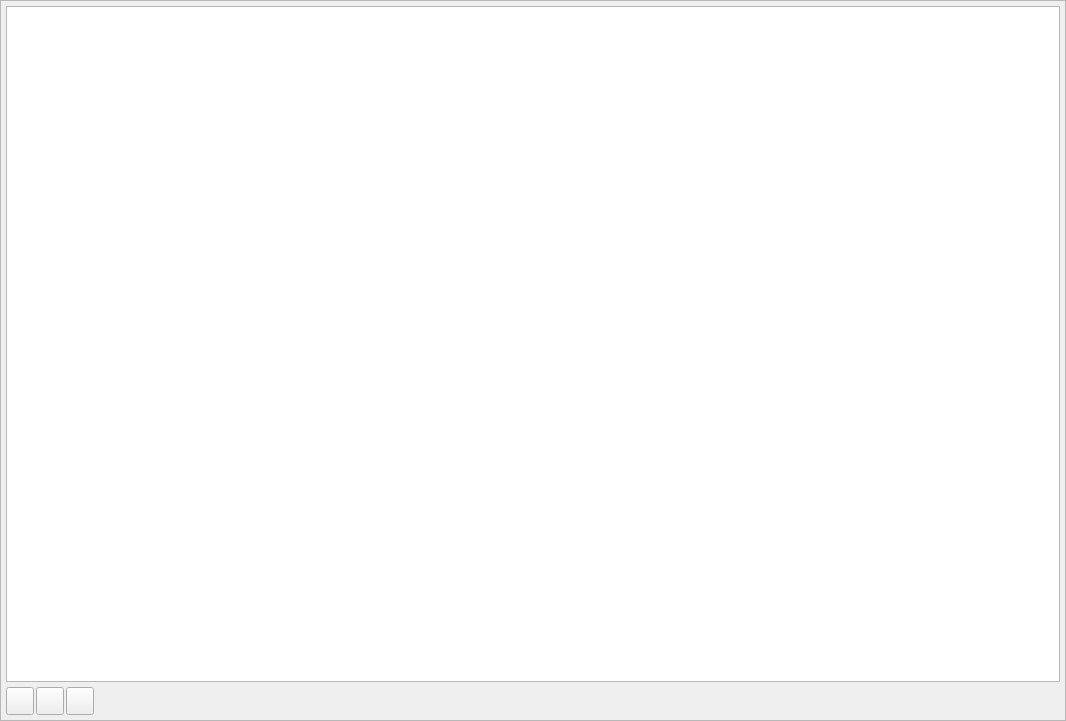
The window that App/ui_files/log_widget.ui (Wizard-collab/Wizard) describes before a commit, drawn with Qt 5.
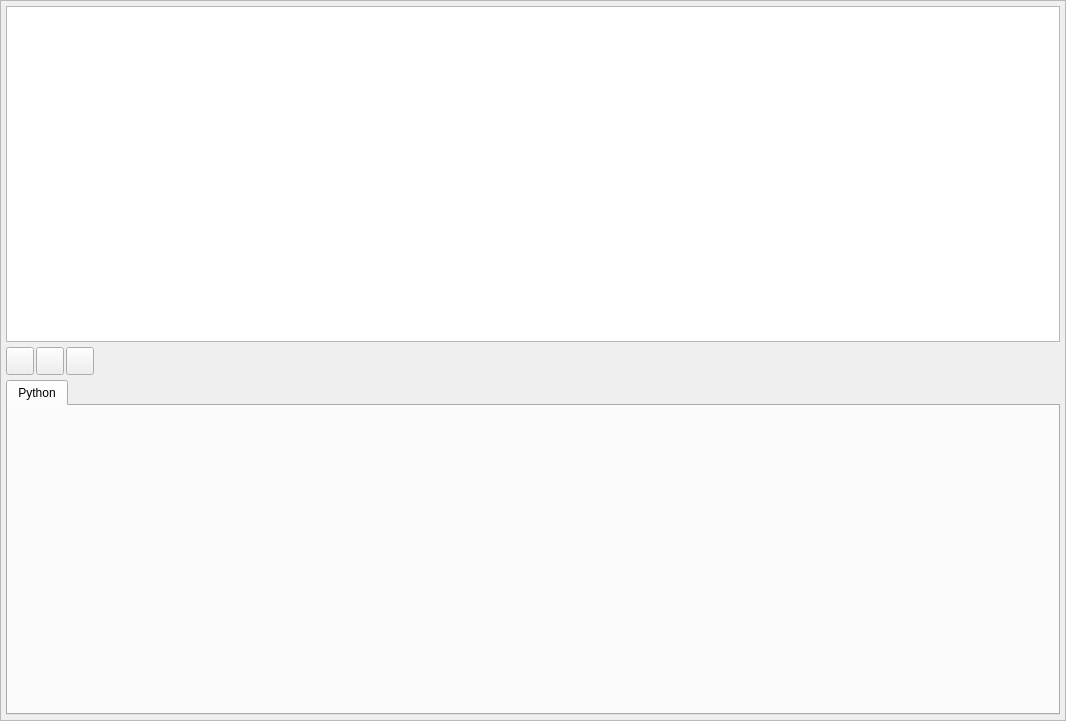
The same window after the commit.

The edit to the form file:
```diff
--- a/App/ui_files/log_widget.ui
+++ b/App/ui_files/log_widget.ui
@@ -159,7 +159,33 @@
        </layout>
       </item>
       <item>
-       <layout class="QVBoxLayout" name="script_editor_layout"/>
+       <widget class="QTabWidget" name="tabWidget">
+        <property name="currentIndex">
+         <number>0</number>
+        </property>
+        <widget class="QWidget" name="python_0">
+         <attribute name="title">
+          <string>Python</string>
+         </attribute>
+         <layout class="QVBoxLayout" name="script_editor_layout">
+          <property name="spacing">
+           <number>0</number>
+          </property>
+          <property name="leftMargin">
+           <number>0</number>
+          </property>
+          <property name="topMargin">
+           <number>10</number>
+          </property>
+          <property name="rightMargin">
+           <number>0</number>
+          </property>
+          <property name="bottomMargin">
+           <number>0</number>
+          </property>
+         </layout>
+        </widget>
+       </widget>
       </item>
      </layout>
     </widget>
```
